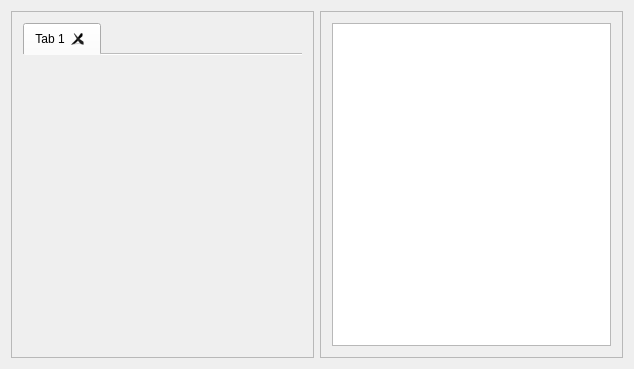
Qt form widget.ui (OSCurriculumDesign/VFS) before a commit.
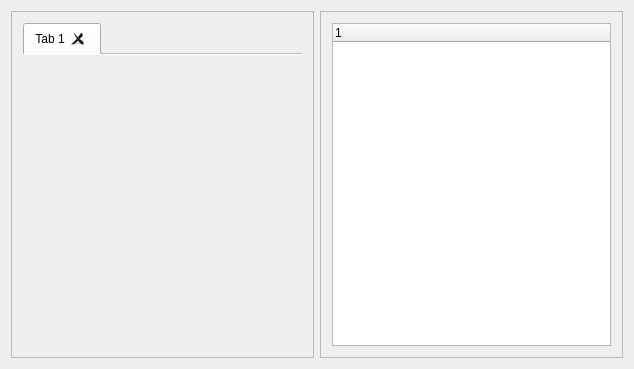
The same form after that commit.

Commit message: allow muti-tabs

Patch:
```diff
--- a/widget.ui
+++ b/widget.ui
@@ -80,8 +80,14 @@
         <enum>QFrame::Raised</enum>
        </property>
        <layout class="QGridLayout" name="gridLayout" rowstretch="0">
-        <item row="0" column="0">
-         <widget class="QTreeView" name="treeView"/>
+        <item row="0" column="1">
+         <widget class="QTreeWidget" name="treeWidget">
+          <column>
+           <property name="text">
+            <string notr="true">1</string>
+           </property>
+          </column>
+         </widget>
         </item>
        </layout>
       </widget>
```
Left out of the diff: 3 changed lines with no effect on the pictures. The commit also changes 4 other files.
